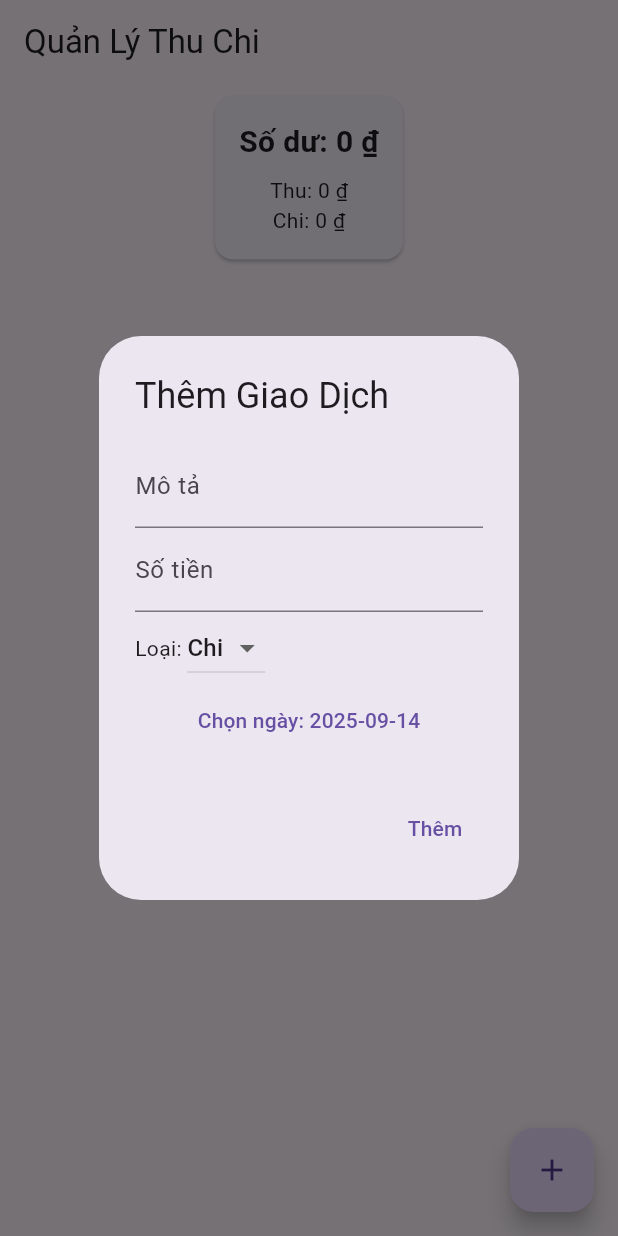
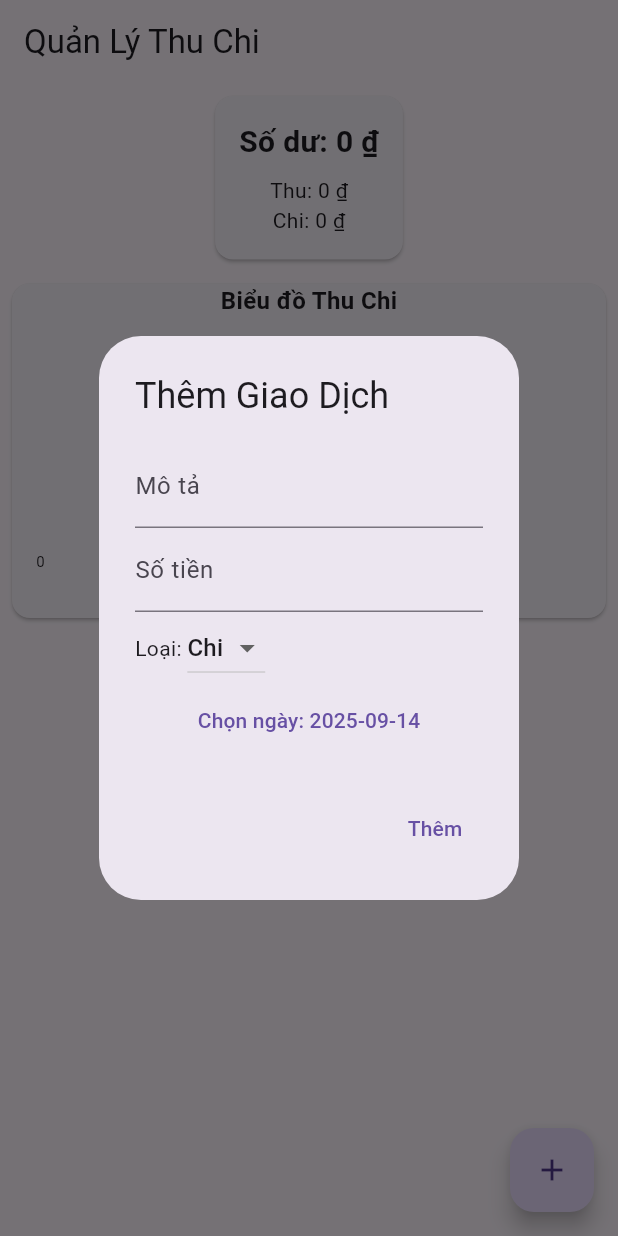
Before and after one commit to hhuuhang/so_thu_chi, a Flutter app: the screen it shows after launch, after a tap on the "add" icon, on a phone screen of 412 x 824 dp. Run offline on Flutter 3.47's test engine with Material 3 defaults, Android fonts, the phone set to English and light mode, and no system bars; drawn by our look-alikes of fl_chart; our stand-ins replace sqflite; accounts and stored records are empty.

Commit message:
add chart

```diff
--- a/lib/main.dart
+++ b/lib/main.dart
@@ -1,6 +1,8 @@
 import 'package:flutter/material.dart';
 import 'models/transaction.dart';
 import 'database/database_helper.dart';
+import 'package:fl_chart/fl_chart.dart';
+import 'package:intl/intl.dart';
 
 void main() {
   runApp(const MyApp());
@@ -32,6 +34,7 @@ class _HomePageState extends State<HomePage> {
   double _balance = 0.0;
   double _income = 0.0;
   double _expense = 0.0;
+  Map<String, Map<String, double>> _chartData = {};
 
   @override
   void initState() {
@@ -43,11 +46,20 @@ class _HomePageState extends State<HomePage> {
     List<Transaction> transactions = await _dbHelper.getTransactions();
     double income = 0.0;
     double expense = 0.0;
+    Map<String, Map<String, double>> chartData = {};
     for (var tx in transactions) {
+      String dateKey = DateFormat('dd/MM/yyyy').format(tx.date);
+      if (!chartData.containsKey(dateKey)) {
+        chartData[dateKey] = {'income': 0.0, 'expense': 0.0};
+      }
       if (tx.type == 'income') {
         income += tx.amount;
+        chartData[dateKey]!['income'] =
+            chartData[dateKey]!['income']! + tx.amount;
       } else {
         expense += tx.amount;
+        chartData[dateKey]!['expense'] =
+            chartData[dateKey]!['expense']! + tx.amount;
       }
     }
     setState(() {
@@ -55,6 +67,7 @@ class _HomePageState extends State<HomePage> {
       _income = income;
       _expense = expense;
       _balance = income - expense;
+      _chartData = chartData;
     });
   }
 
@@ -118,6 +131,7 @@ class _HomePageState extends State<HomePage> {
                         lastDate: DateTime(2100),
                       )) ??
                       date;
+                  setState(() {});
                 },
                 child: Text(
                     'Chọn ngày: ${date.toLocal().toString().split(' ')[0]}'),
@@ -137,6 +151,83 @@ class _HomePageState extends State<HomePage> {
           ],
         );
       },
+    );
+  }
+
+  Widget _buildBarChart() {
+    List<BarChartGroupData> barGroups = [];
+    List<String> dateKeys = _chartData.keys.toList();
+    dateKeys.sort((a, b) => DateFormat('dd/MM/yyyy')
+        .parse(a)
+        .compareTo(DateFormat('dd/MM/yyyy').parse(b)));
+
+    for (int i = 0; i < dateKeys.length && i < 7; i++) {
+      String date = dateKeys[i];
+      double income = _chartData[date]!['income']!;
+      double expense = _chartData[date]!['expense']!;
+      barGroups.add(
+        BarChartGroupData(
+          x: i,
+          barRods: [
+            BarChartRodData(
+              toY: income,
+              color: Colors.green,
+              width: 10,
+            ),
+            BarChartRodData(
+              toY: expense,
+              color: Colors.red,
+              width: 10,
+            ),
+          ],
+        ),
+      );
+    }
+
+    return Container(
+      height: 200,
+      padding: const EdgeInsets.all(16.0),
+      child: BarChart(
+        BarChartData(
+          alignment: BarChartAlignment.spaceAround,
+          barGroups: barGroups,
+          titlesData: FlTitlesData(
+            leftTitles: AxisTitles(
+              sideTitles: SideTitles(
+                showTitles: true,
+                reservedSize: 40,
+                getTitlesWidget: (value, meta) {
+                  return Text(
+                    NumberFormat.compactCurrency(locale: 'vi_VN', symbol: '')
+                        .format(value),
+                    style: const TextStyle(fontSize: 10),
+                  );
+                },
+              ),
+            ),
+            bottomTitles: AxisTitles(
+              sideTitles: SideTitles(
+                showTitles: true,
+                getTitlesWidget: (value, meta) {
+                  if (value.toInt() < dateKeys.length) {
+                    return Text(
+                      dateKeys[value.toInt()].split('/')[0], // Hiển thị ngày
+                      style: const TextStyle(fontSize: 10),
+                    );
+                  }
+                  return const Text('');
+                },
+              ),
+            ),
+            topTitles:
+                const AxisTitles(sideTitles: SideTitles(showTitles: false)),
+            rightTitles:
+                const AxisTitles(sideTitles: SideTitles(showTitles: false)),
+          ),
+          borderData: FlBorderData(show: false),
+          gridData: const FlGridData(show: false),
+        ),
+      ),
     );
   }
 
@@ -160,6 +251,17 @@ class _HomePageState extends State<HomePage> {
                   Text('Chi: ${_expense.toStringAsFixed(0)} ₫'),
                 ],
               ),
+            ),
+          ),
+          Card(
+            margin: const EdgeInsets.all(8.0),
+            child: Column(
+              children: [
+                const Text('Biểu đồ Thu Chi',
+                    style:
+                        TextStyle(fontSize: 16, fontWeight: FontWeight.bold)),
+                _buildBarChart(),
+              ],
             ),
           ),
           Expanded(
```
Also changed, not shown: 2 other files.
